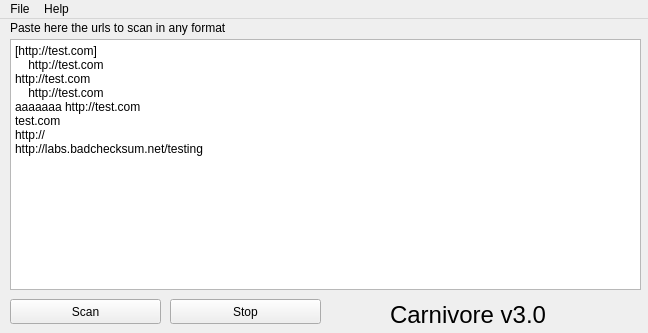
Before: the Qt Designer form mainwindow.ui in sha0coder/carnivore, drawn with Qt 5.
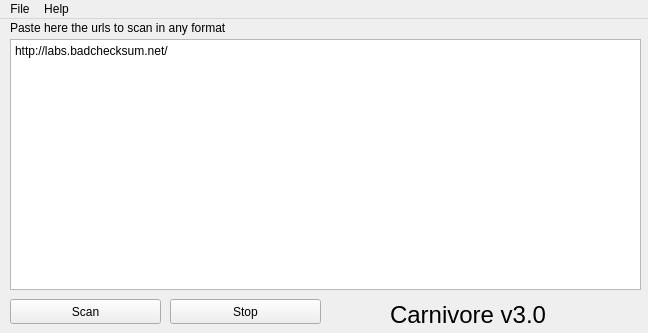
After: the same form once the commit is applied.

Commit message: some http logic, and queue iterating

What changed in the file:
```diff
--- a/mainwindow.ui
+++ b/mainwindow.ui
@@ -28,14 +28,7 @@
 &lt;html&gt;&lt;head&gt;&lt;meta name=&quot;qrichtext&quot; content=&quot;1&quot; /&gt;&lt;style type=&quot;text/css&quot;&gt;
 p, li { white-space: pre-wrap; }
 &lt;/style&gt;&lt;/head&gt;&lt;body style=&quot; font-family:'Noto Sans'; font-size:9pt; font-weight:400; font-style:normal;&quot;&gt;
-&lt;p style=&quot; margin-top:0px; margin-bottom:0px; margin-left:0px; margin-right:0px; -qt-block-indent:0; text-indent:0px;&quot;&gt;[http://test.com]&lt;/p&gt;
-&lt;p style=&quot; margin-top:0px; margin-bottom:0px; margin-left:0px; margin-right:0px; -qt-block-indent:0; text-indent:0px;&quot;&gt;    http://test.com&lt;/p&gt;
-&lt;p style=&quot; margin-top:0px; margin-bottom:0px; margin-left:0px; margin-right:0px; -qt-block-indent:0; text-indent:0px;&quot;&gt;http://test.com&lt;/p&gt;
-&lt;p style=&quot; margin-top:0px; margin-bottom:0px; margin-left:0px; margin-right:0px; -qt-block-indent:0; text-indent:0px;&quot;&gt;    http://test.com&lt;/p&gt;
-&lt;p style=&quot; margin-top:0px; margin-bottom:0px; margin-left:0px; margin-right:0px; -qt-block-indent:0; text-indent:0px;&quot;&gt;aaaaaaa http://test.com&lt;/p&gt;
-&lt;p style=&quot; margin-top:0px; margin-bottom:0px; margin-left:0px; margin-right:0px; -qt-block-indent:0; text-indent:0px;&quot;&gt;test.com&lt;/p&gt;
-&lt;p style=&quot; margin-top:0px; margin-bottom:0px; margin-left:0px; margin-right:0px; -qt-block-indent:0; text-indent:0px;&quot;&gt;http://&lt;/p&gt;
-&lt;p style=&quot; margin-top:0px; margin-bottom:0px; margin-left:0px; margin-right:0px; -qt-block-indent:0; text-indent:0px;&quot;&gt;http://labs.badchecksum.net/testing&lt;/p&gt;&lt;/body&gt;&lt;/html&gt;</string>
+&lt;p style=&quot; margin-top:0px; margin-bottom:0px; margin-left:0px; margin-right:0px; -qt-block-indent:0; text-indent:0px;&quot;&gt;http://labs.badchecksum.net/&lt;/p&gt;&lt;/body&gt;&lt;/html&gt;</string>
     </property>
    </widget>
    <widget class="QPushButton" name="bScan">
```
The commit also changes 11 other files.
